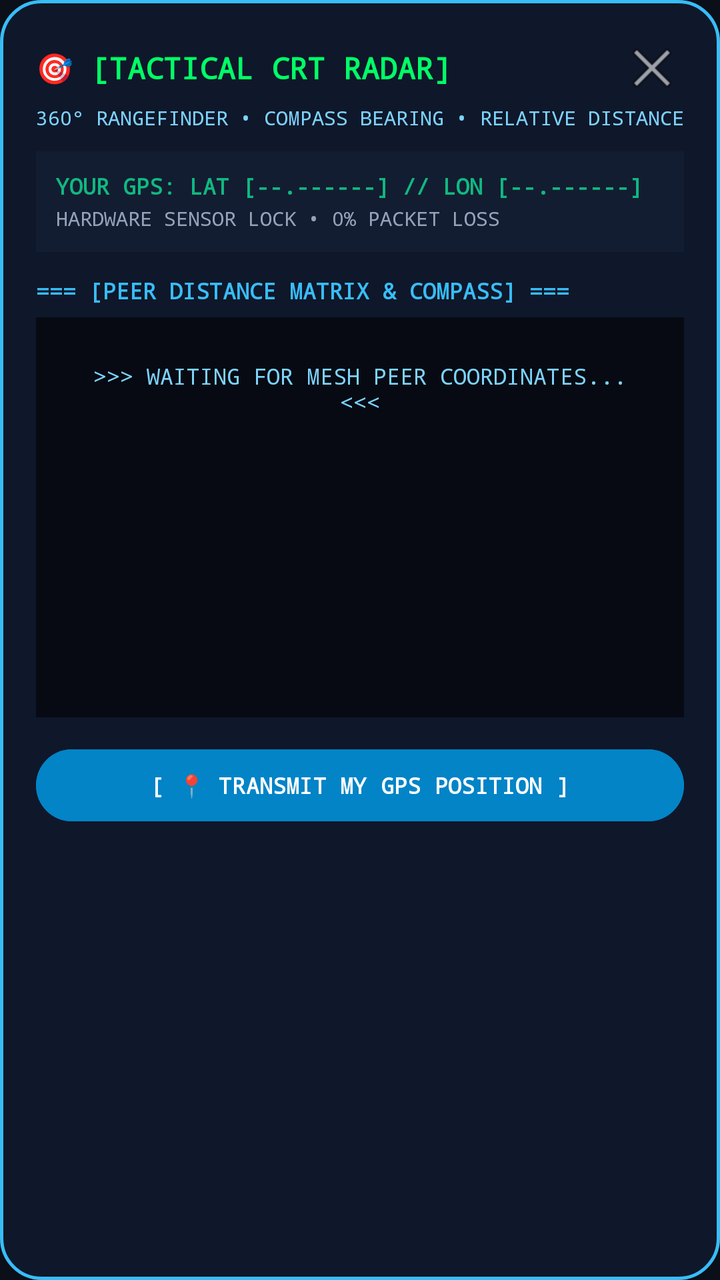
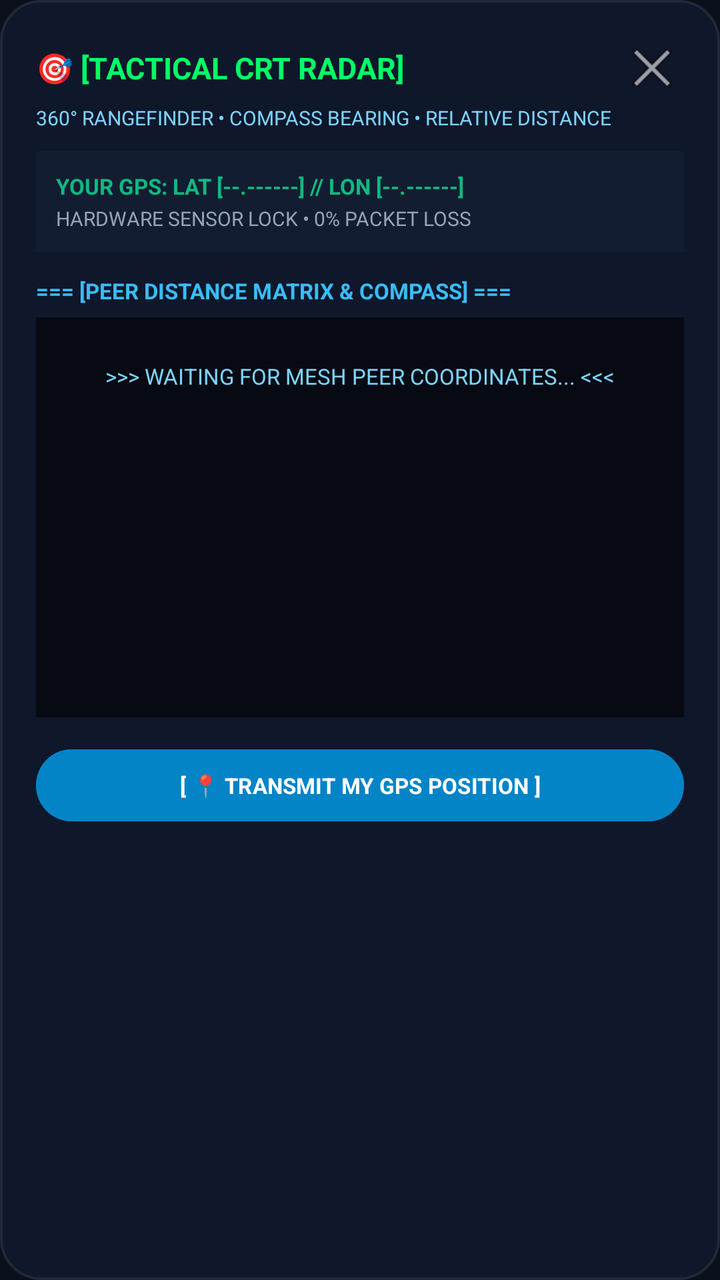

An Android layout rendered at two revisions. The XML below is the earlier revision; the diff shows what the commit changed to produce the second picture.
<!-- AndroidManifest.xml: application theme Theme.OfflineMeshCalling -->
<!-- res/layout/dialog_radar.xml -->
<?xml version="1.0" encoding="utf-8"?>
<LinearLayout xmlns:android="http://schemas.android.com/apk/res/android"
    android:id="@+id/radarDialogRoot"
    android:layout_width="match_parent"
    android:layout_height="wrap_content"
    android:background="@drawable/dialog_background"
    android:orientation="vertical"
    android:padding="18dp">

    
    <LinearLayout
        android:layout_width="match_parent"
        android:layout_height="wrap_content"
        android:gravity="center_vertical"
        android:orientation="horizontal">

        <TextView
            android:id="@+id/tvRadarHeaderTitle"
            android:layout_width="0dp"
            android:layout_height="wrap_content"
            android:layout_weight="1"
            android:fontFamily="monospace"
            android:text="🎯 [TACTICAL CRT RADAR]"
            android:textColor="#00FF66"
            android:textSize="15sp"
            android:textStyle="bold" />

        <ImageButton
            android:id="@+id/btnCloseRadar"
            android:layout_width="32dp"
            android:layout_height="32dp"
            android:background="?android:attr/selectableItemBackgroundBorderless"
            android:contentDescription="Close"
            android:src="@android:drawable/ic_menu_close_clear_cancel" />
    </LinearLayout>

    <TextView
        android:id="@+id/tvRadarDialogSub"
        android:layout_width="wrap_content"
        android:layout_height="wrap_content"
        android:layout_marginTop="2dp"
        android:fontFamily="monospace"
        android:text="360° RANGEFINDER • COMPASS BEARING • RELATIVE DISTANCE"
        android:textColor="#7DD3FC"
        android:textSize="10sp" />

    
    <LinearLayout
        android:layout_width="match_parent"
        android:layout_height="wrap_content"
        android:layout_marginTop="10dp"
        android:background="#131D31"
        android:orientation="vertical"
        android:padding="10dp">

        <TextView
            android:id="@+id/tvRadarSelfCoords"
            android:layout_width="wrap_content"
            android:layout_height="wrap_content"
            android:fontFamily="monospace"
            android:text="YOUR GPS: LAT [--.------] // LON [--.------]"
            android:textColor="#10B981"
            android:textSize="11sp"
            android:textStyle="bold" />

        <TextView
            android:id="@+id/tvRadarSelfMeta"
            android:layout_width="wrap_content"
            android:layout_height="wrap_content"
            android:layout_marginTop="2dp"
            android:fontFamily="monospace"
            android:text="HARDWARE SENSOR LOCK • 0% PACKET LOSS"
            android:textColor="#94A3B8"
            android:textSize="10sp" />
    </LinearLayout>

    <TextView
        android:id="@+id/tvRadarListHeader"
        android:layout_width="wrap_content"
        android:layout_height="wrap_content"
        android:layout_marginTop="12dp"
        android:fontFamily="monospace"
        android:text="=== [PEER DISTANCE MATRIX &amp; COMPASS] ==="
        android:textColor="#38BDF8"
        android:textSize="11sp"
        android:textStyle="bold" />

    <ScrollView
        android:layout_width="match_parent"
        android:layout_height="200dp"
        android:layout_marginTop="6dp"
        android:background="#070A13"
        android:padding="6dp">

        <LinearLayout
            android:id="@+id/llRadarPeerList"
            android:layout_width="match_parent"
            android:layout_height="wrap_content"
            android:orientation="vertical">

            <TextView
                android:id="@+id/tvRadarNoPeers"
                android:layout_width="match_parent"
                android:layout_height="wrap_content"
                android:fontFamily="monospace"
                android:gravity="center"
                android:padding="16dp"
                android:text=">>> WAITING FOR MESH PEER COORDINATES... &lt;&lt;&lt;"
                android:textColor="#7DD3FC"
                android:textSize="11sp" />
        </LinearLayout>
    </ScrollView>

    <Button
        android:id="@+id/btnRadarBroadcastNow"
        android:layout_width="match_parent"
        android:layout_height="44dp"
        android:layout_marginTop="12dp"
        android:backgroundTint="#0284C7"
        android:fontFamily="monospace"
        android:text="[ 📍 TRANSMIT MY GPS POSITION ]"
        android:textColor="#FFFFFF"
        android:textSize="11sp"
        android:textStyle="bold" />

</LinearLayout>
<!-- resources referenced by this layout -->
<resources>
  <!-- drawable dialog_background (drawable) -->
  <?xml version="1.0" encoding="utf-8"?>
  <shape xmlns:android="http://schemas.android.com/apk/res/android"
      android:shape="rectangle">
      <solid android:color="#0F172A" />
      <corners android:radius="20dp" />
      <stroke
          android:width="1.5dp"
          android:color="#38BDF8" />
  </shape>
  <style name="Theme.OfflineMeshCalling" parent="Theme.Material3.Dark.NoActionBar">
          <item name="colorPrimary">@color/accent_cyan</item>
          <item name="colorSecondary">@color/accent_emerald</item>
          <item name="android:statusBarColor">@color/background_dark</item>
          <item name="android:windowBackground">@color/background_dark</item>
      </style>
  <color name="accent_cyan">#38BDF8</color>
  <color name="accent_emerald">#10B981</color>
  <color name="background_dark">#0B0F19</color>
</resources>

<!-- the commit's change to res/layout/dialog_radar.xml (unified diff, before → after) -->
@@ -1,4 +1,4 @@
-<?xml version="1.0" encoding="utf-8"?>
+﻿<?xml version="1.0" encoding="utf-8"?>
 <LinearLayout xmlns:android="http://schemas.android.com/apk/res/android"
     android:id="@+id/radarDialogRoot"
     android:layout_width="match_parent"
@@ -19,7 +19,7 @@
             android:layout_width="0dp"
             android:layout_height="wrap_content"
             android:layout_weight="1"
-            android:fontFamily="monospace"
+            android:fontFamily="sans-serif"
             android:text="🎯 [TACTICAL CRT RADAR]"
             android:textColor="#00FF66"
             android:textSize="15sp"
@@ -39,7 +39,7 @@
         android:layout_width="wrap_content"
         android:layout_height="wrap_content"
         android:layout_marginTop="2dp"
-        android:fontFamily="monospace"
+        android:fontFamily="sans-serif"
         android:text="360° RANGEFINDER • COMPASS BEARING • RELATIVE DISTANCE"
         android:textColor="#7DD3FC"
         android:textSize="10sp" />
@@ -57,7 +57,7 @@
             android:id="@+id/tvRadarSelfCoords"
             android:layout_width="wrap_content"
             android:layout_height="wrap_content"
-            android:fontFamily="monospace"
+            android:fontFamily="sans-serif"
             android:text="YOUR GPS: LAT [--.------] // LON [--.------]"
             android:textColor="#10B981"
             android:textSize="11sp"
@@ -68,7 +68,7 @@
             android:layout_width="wrap_content"
             android:layout_height="wrap_content"
             android:layout_marginTop="2dp"
-            android:fontFamily="monospace"
+            android:fontFamily="sans-serif"
             android:text="HARDWARE SENSOR LOCK • 0% PACKET LOSS"
             android:textColor="#94A3B8"
             android:textSize="10sp" />
@@ -79,7 +79,7 @@
         android:layout_width="wrap_content"
         android:layout_height="wrap_content"
         android:layout_marginTop="12dp"
-        android:fontFamily="monospace"
+        android:fontFamily="sans-serif"
         android:text="=== [PEER DISTANCE MATRIX &amp; COMPASS] ==="
         android:textColor="#38BDF8"
         android:textSize="11sp"
@@ -102,7 +102,7 @@
                 android:id="@+id/tvRadarNoPeers"
                 android:layout_width="match_parent"
                 android:layout_height="wrap_content"
-                android:fontFamily="monospace"
+                android:fontFamily="sans-serif"
                 android:gravity="center"
                 android:padding="16dp"
                 android:text=">>> WAITING FOR MESH PEER COORDINATES... &lt;&lt;&lt;"
@@ -117,7 +117,7 @@
         android:layout_height="44dp"
         android:layout_marginTop="12dp"
         android:backgroundTint="#0284C7"
-        android:fontFamily="monospace"
+        android:fontFamily="sans-serif"
         android:text="[ 📍 TRANSMIT MY GPS POSITION ]"
         android:textColor="#FFFFFF"
         android:textSize="11sp"
<!-- resource entries referenced after the edit -->
@@ -7,8 +7,8 @@
       <solid android:color="#0F172A" />
       <corners android:radius="20dp" />
       <stroke
-          android:width="1.5dp"
-          android:color="#38BDF8" />
+          android:width="1.2dp"
+          android:color="#1E293B" />
   </shape>
   <style name="Theme.OfflineMeshCalling" parent="Theme.Material3.Dark.NoActionBar">
           <item name="colorPrimary">@color/accent_cyan</item>
@@ -16,7 +16,7 @@
           <item name="android:statusBarColor">@color/background_dark</item>
           <item name="android:windowBackground">@color/background_dark</item>
       </style>
-  <color name="accent_cyan">#38BDF8</color>
+  <color name="accent_cyan">#0EA5E9</color>
   <color name="accent_emerald">#10B981</color>
   <color name="background_dark">#0B0F19</color>
 </resources>
